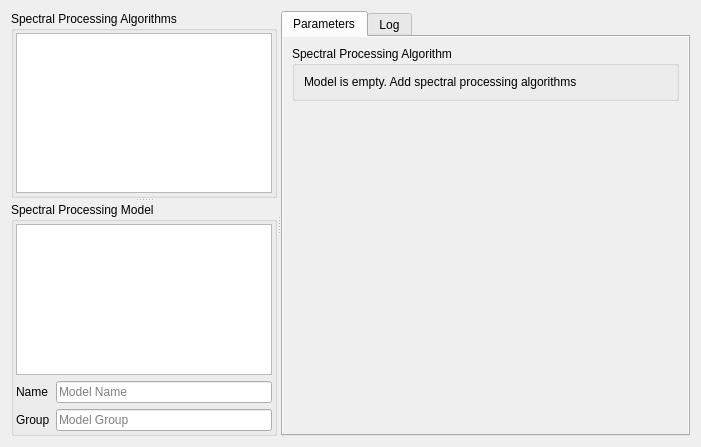
EnMAP-Box/qgispluginsupport, file qps/speclib/spectralprocessingwidget.ui: the form before one commit.
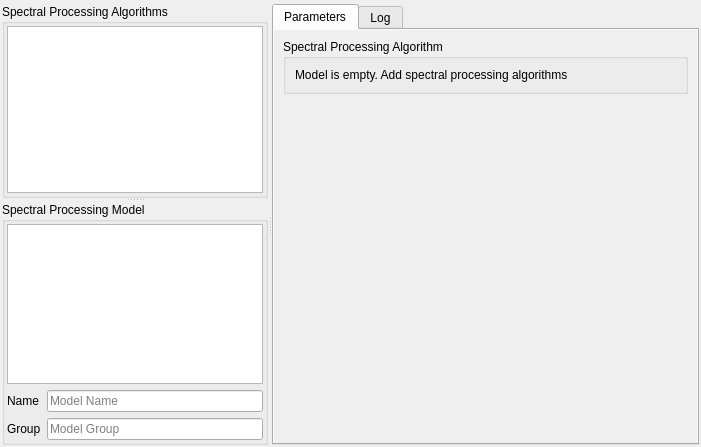
The form after the commit. Icons and pictures are not drawn. Custom widgets are drawn as their Qt base class.

Commit message: dummy profile blocks added message bar to spectralprocessingwidget.ui

The edit to the form file:
```diff
--- a/qps/speclib/spectralprocessingwidget.ui
+++ b/qps/speclib/spectralprocessingwidget.ui
@@ -18,6 +18,31 @@
     <normaloff>:/images/themes/default/mActionAddExpression.svg</normaloff>:/images/themes/default/mActionAddExpression.svg</iconset>
   </property>
   <layout class="QVBoxLayout" name="verticalLayout_4">
+   <property name="spacing">
+    <number>2</number>
+   </property>
+   <property name="leftMargin">
+    <number>2</number>
+   </property>
+   <property name="topMargin">
+    <number>2</number>
+   </property>
+   <property name="rightMargin">
+    <number>2</number>
+   </property>
+   <property name="bottomMargin">
+    <number>2</number>
+   </property>
+   <item>
+    <widget class="QgsMessageBar" name="mMessageBar">
+     <property name="frameShape">
+      <enum>QFrame::StyledPanel</enum>
+     </property>
+     <property name="frameShadow">
+      <enum>QFrame::Raised</enum>
+     </property>
+    </widget>
+   </item>
    <item>
     <widget class="QSplitter" name="splitter_2">
      <property name="orientation">
@@ -193,8 +218,8 @@
             <rect>
              <x>0</x>
              <y>0</y>
-             <width>410</width>
-             <height>403</height>
+             <width>423</width>
+             <height>402</height>
             </rect>
            </property>
            <layout class="QVBoxLayout" name="verticalLayout_3">
@@ -435,6 +460,12 @@
    <extends>QTableView</extends>
    <header>qps.speclib.processing</header>
   </customwidget>
+  <customwidget>
+   <class>QgsMessageBar</class>
+   <extends>QFrame</extends>
+   <header>qgis.gui</header>
+   <container>1</container>
+  </customwidget>
  </customwidgets>
  <resources>
   <include location="../../../QGIS/images/images.qrc"/>
```
The commit also changes 3 other files.
